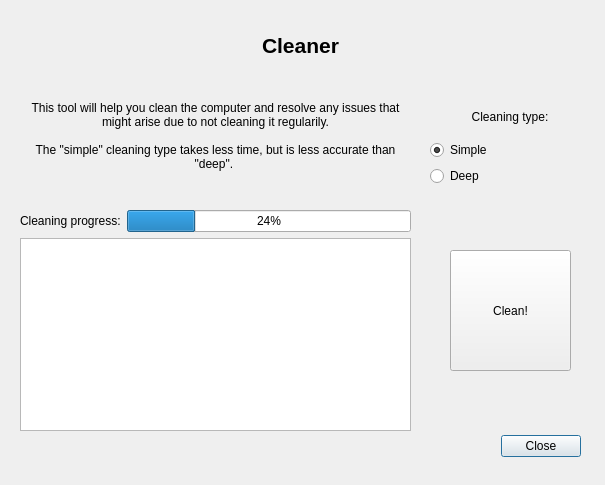
Before: the Qt Designer form ui/cleaning_dialog.ui in Atrate/qSchoolHelper, drawn with Qt 5.
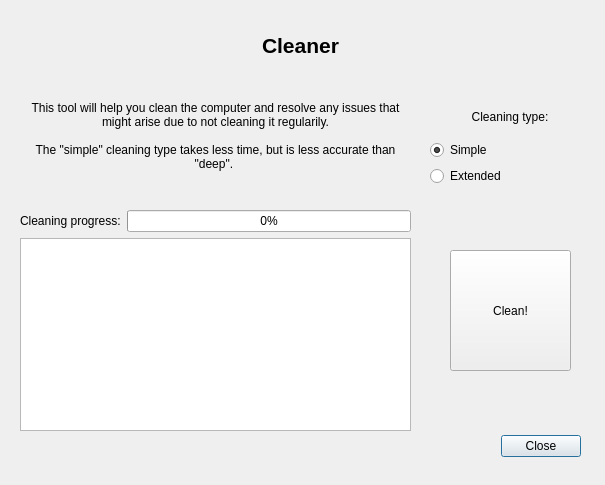
After: the same form once the commit is applied.

Commit message: Added more cleaning and initial setup steps

```diff
--- a/ui/cleaning_dialog.ui
+++ b/ui/cleaning_dialog.ui
@@ -107,7 +107,7 @@
     <item>
      <widget class="QRadioButton" name="radioButton_2">
       <property name="text">
-       <string>Deep</string>
+       <string>Extended</string>
       </property>
      </widget>
     </item>
@@ -136,7 +136,7 @@
     <item row="0" column="1">
      <widget class="QProgressBar" name="progress_bar">
       <property name="value">
-       <number>24</number>
+       <number>0</number>
       </property>
      </widget>
     </item>
```
Left out of the diff: 4 changed lines with no effect on the pictures. The commit also changes 2 other files.
